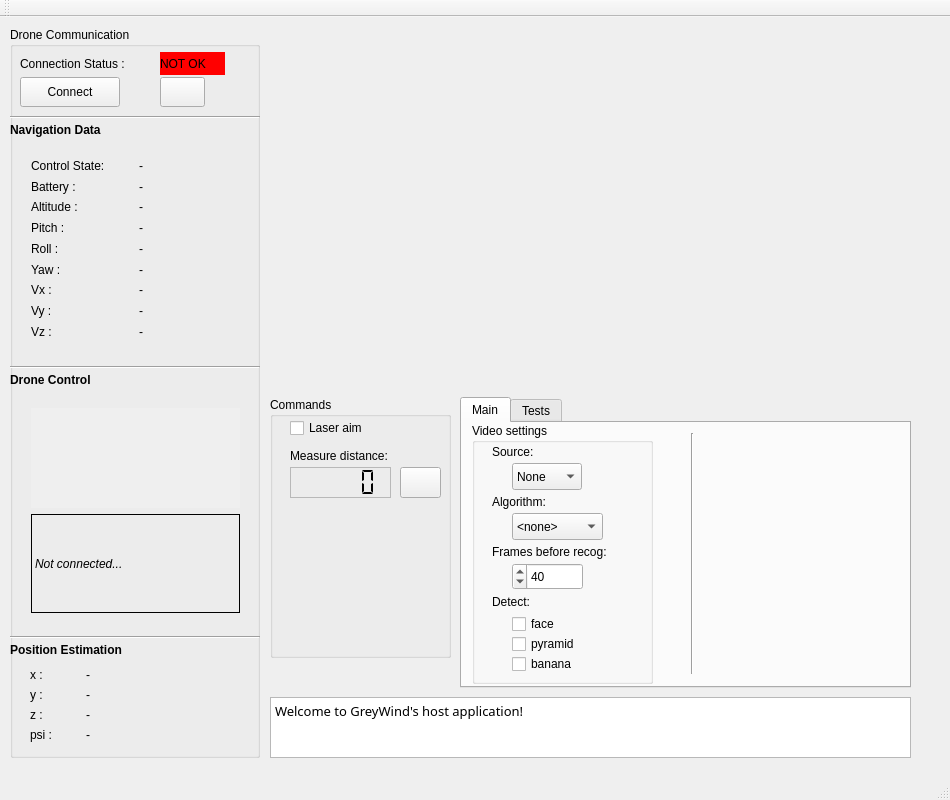
The window that HostApplication/GUI/mainwindow.ui (Nicobite/GreyWind) describes before a commit, drawn with Qt 5.
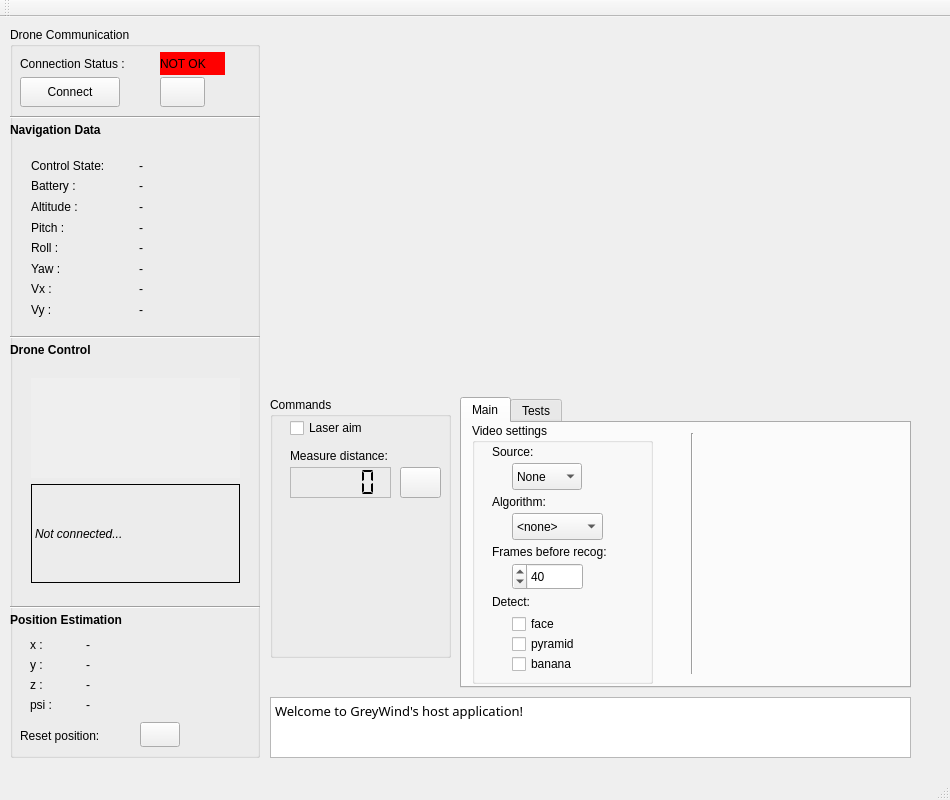
The same window after the commit. Icons and pictures are not drawn. Custom widgets are drawn as their Qt base class.

Commit message: [HostApp] Mise a jour du GUI avec position.

Diff of the .ui file:
```diff
--- a/HostApplication/GUI/mainwindow.ui
+++ b/HostApplication/GUI/mainwindow.ui
@@ -156,7 +156,7 @@
        <x>10</x>
        <y>120</y>
        <width>231</width>
-       <height>203</height>
+       <height>181</height>
       </rect>
      </property>
      <layout class="QGridLayout" name="navdataLayout">
@@ -275,20 +275,6 @@
         </property>
        </widget>
       </item>
-      <item row="8" column="0">
-       <widget class="QLabel" name="label_25">
-        <property name="text">
-         <string>Vz :</string>
-        </property>
-       </widget>
-      </item>
-      <item row="8" column="1">
-       <widget class="QLabel" name="vzLabel">
-        <property name="text">
-         <string>-</string>
-        </property>
-       </widget>
-      </item>
      </layout>
     </widget>
     <widget class="QLabel" name="connectLabel">
@@ -726,7 +712,7 @@
      <property name="geometry">
       <rect>
        <x>0</x>
-       <y>330</y>
+       <y>300</y>
        <width>250</width>
        <height>20</height>
       </rect>
@@ -768,7 +754,7 @@
      <property name="geometry">
       <rect>
        <x>10</x>
-       <y>370</y>
+       <y>340</y>
        <width>231</width>
        <height>227</height>
       </rect>
@@ -831,7 +817,7 @@
      <property name="geometry">
       <rect>
        <x>0</x>
-       <y>340</y>
+       <y>310</y>
        <width>120</width>
        <height>25</height>
       </rect>
@@ -850,7 +836,7 @@
      <property name="geometry">
       <rect>
        <x>0</x>
-       <y>600</y>
+       <y>570</y>
        <width>250</width>
        <height>20</height>
       </rect>
@@ -863,7 +849,7 @@
      <property name="geometry">
       <rect>
        <x>0</x>
-       <y>610</y>
+       <y>580</y>
        <width>150</width>
        <height>25</height>
       </rect>
@@ -882,9 +868,9 @@
      <property name="geometry">
       <rect>
        <x>9</x>
-       <y>630</y>
+       <y>600</y>
        <width>231</width>
-       <height>96</height>
+       <height>88</height>
       </rect>
      </property>
      <layout class="QGridLayout" name="gridLayout">
@@ -1093,6 +1079,45 @@
       </item>
      </layout>
     </widget>
+    <widget class="QPushButton" name="resetPosition">
+     <property name="geometry">
+      <rect>
+       <x>130</x>
+       <y>695</y>
+       <width>40</width>
+       <height>25</height>
+      </rect>
+     </property>
+     <property name="focusPolicy">
+      <enum>Qt::NoFocus</enum>
+     </property>
+     <property name="text">
+      <string/>
+     </property>
+     <property name="icon">
+      <iconset resource="../HostApplication.qrc">
+       <normaloff>:/HostApplication/ressources/system-software-update.png</normaloff>:/HostApplication/ressources/system-software-update.png</iconset>
+     </property>
+     <property name="iconSize">
+      <size>
+       <width>24</width>
+       <height>24</height>
+      </size>
+     </property>
+    </widget>
+    <widget class="QLabel" name="label_18">
+     <property name="geometry">
+      <rect>
+       <x>10</x>
+       <y>700</y>
+       <width>131</width>
+       <height>17</height>
+      </rect>
+     </property>
+     <property name="text">
+      <string>Reset position:</string>
+     </property>
+    </widget>
    </widget>
    <widget class="VideoView" name="theFrame" native="true">
     <property name="geometry">
```
Left out of the diff: 28 changed lines with no effect on the pictures. The commit also changes 10 other files.
